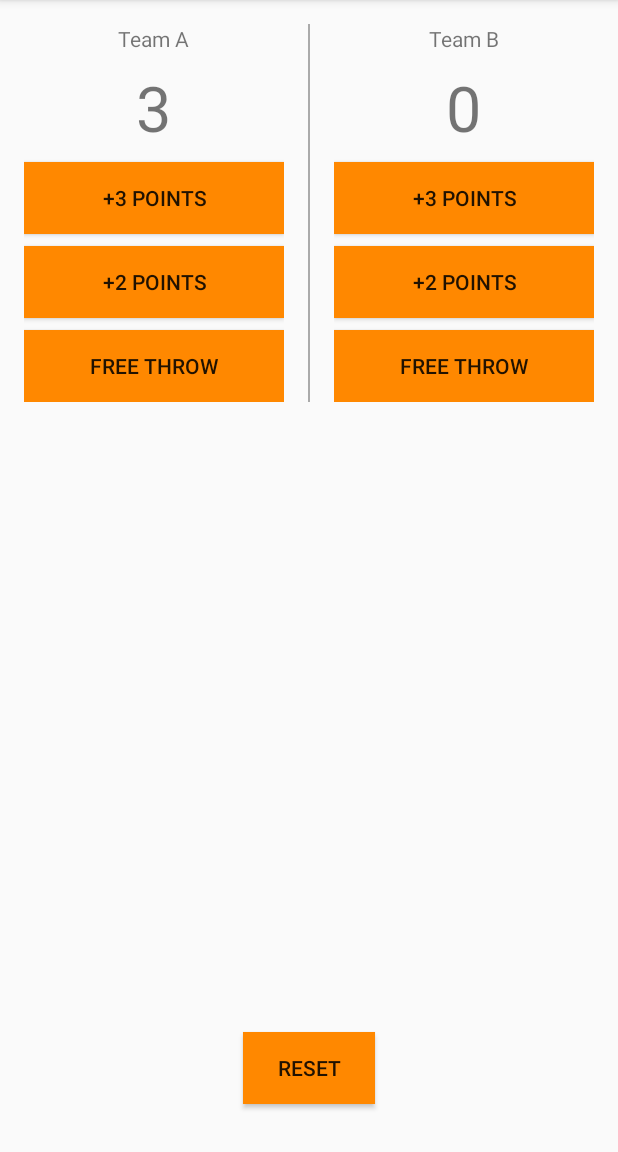
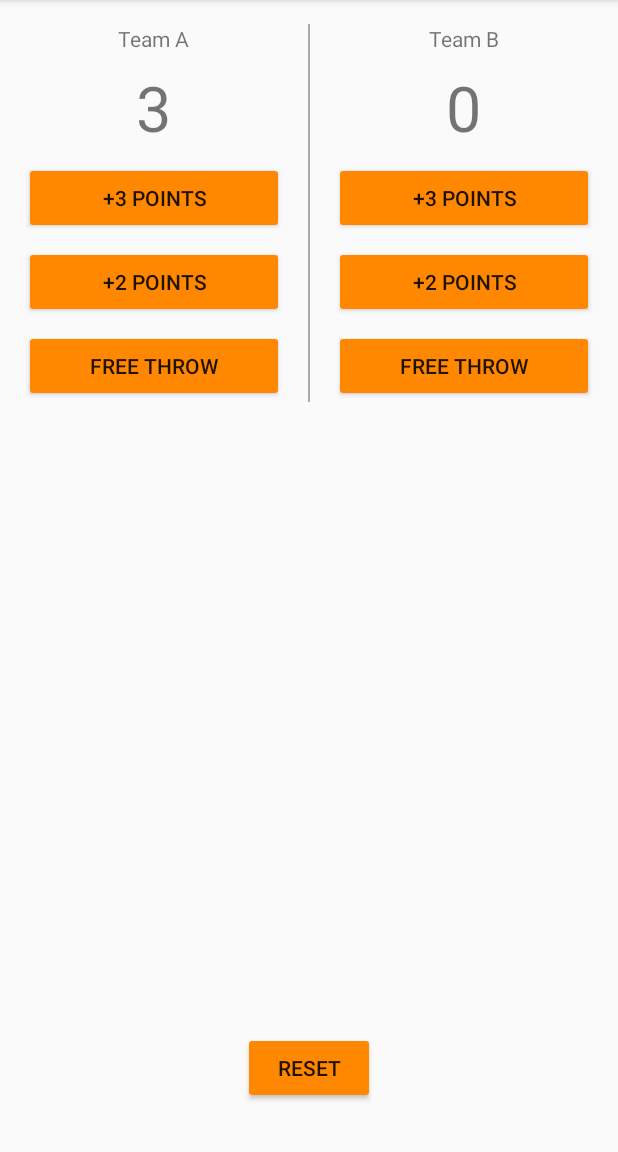
Before and after one commit to rakuzi/Court-Counter, an Android app: the screen it shows after launch (MainActivity), after a tap on "+3 POINTS", on a phone screen of 412 x 824 dp, the part 84-1236 px from its top. Run offline under Robolectric (Android 15) with nearby library versions, the phone set to English and light mode, and no system bars.

Commit message:
remove appcompatbuttons and layout

```diff
--- a/app/src/main/java/com/example/android/courtcounter/MainActivity.java
+++ b/app/src/main/java/com/example/android/courtcounter/MainActivity.java
@@ -1,11 +1,10 @@
 package com.example.android.courtcounter;
 
 import android.os.Bundle;
-import android.support.v4.widget.TextViewCompat;
 import android.support.v7.app.AppCompatActivity;
-import android.support.v7.widget.AppCompatTextView;
 import android.view.View;
 import android.widget.TextView;
+
 
 public class MainActivity extends AppCompatActivity {
     private int scoreTeamA = 0;
@@ -35,7 +34,7 @@ public class MainActivity extends AppCompatActivity {
         } else if (id == R.id.btn_teamA_free) {
             scoreTeamA = scoreTeamA + 1;
 
-        }else if (id == R.id.btn_teamB_point3) {
+        } else if (id == R.id.btn_teamB_point3) {
             scoreTeamB = scoreTeamB + 3;
 
         } else if (id == R.id.btn_teamB_point2) {
@@ -52,8 +51,8 @@ public class MainActivity extends AppCompatActivity {
     }
 
     private void display() {
-        AppCompatTextView scoreTeamA = findViewById(R.id.tv_score_teamA);
-        AppCompatTextView scoreTeamB = findViewById(R.id.tv_score_teamB);
+        TextView scoreTeamA = findViewById(R.id.tv_score_teamA);
+        TextView scoreTeamB = findViewById(R.id.tv_score_teamB);
 
         scoreTeamA.setText("" + this.scoreTeamA);
         scoreTeamB.setText("" + this.scoreTeamB);
--- a/app/src/main/res/layout/activity_main.xml
+++ b/app/src/main/res/layout/activity_main.xml
@@ -6,24 +6,24 @@
     android:layout_height="match_parent"
     android:orientation="vertical">
 
-    <android.support.v7.widget.LinearLayoutCompat
+    <LinearLayout
         android:layout_width="match_parent"
         android:layout_height="wrap_content">
 
-        <android.support.v7.widget.LinearLayoutCompat
-            android:gravity="center"
+        <LinearLayout
             android:layout_width="0dp"
             android:layout_height="wrap_content"
             android:layout_margin="16dp"
             android:layout_weight="1"
+            android:gravity="center"
             android:orientation="vertical">
 
-            <android.support.v7.widget.AppCompatTextView
+            <TextView
                 android:layout_width="wrap_content"
                 android:layout_height="wrap_content"
                 android:text="Team A" />
 
-            <android.support.v7.widget.AppCompatTextView
+            <TextView
                 android:id="@+id/tv_score_teamA"
                 android:layout_width="wrap_content"
                 android:layout_height="wrap_content"
@@ -32,32 +32,29 @@
                 android:text="0"
                 android:textSize="42sp" />
 
-            <android.support.v7.widget.AppCompatButton
-                style="@style/MyButton"
-                android:onClick="incrementTeamScores"
+            <Button
                 android:id="@+id/btn_teamA_point3"
                 android:layout_width="match_parent"
                 android:layout_height="wrap_content"
+                android:onClick="incrementTeamScores"
                 android:text="+3 Points" />
 
-            <android.support.v7.widget.AppCompatButton
-                style="@style/MyButton"
-                android:onClick="incrementTeamScores"
+            <Button
                 android:id="@+id/btn_teamA_point2"
                 android:layout_width="match_parent"
                 android:layout_height="wrap_content"
                 android:layout_marginBottom="8dp"
                 android:layout_marginTop="8dp"
+                android:onClick="incrementTeamScores"
                 android:text="+2 Points" />
 
-            <android.support.v7.widget.AppCompatButton
-                style="@style/MyButton"
-                android:onClick="incrementTeamScores"
+            <Button
                 android:id="@+id/btn_teamA_free"
                 android:layout_width="match_parent"
                 android:layout_height="wrap_content"
+                android:onClick="incrementTeamScores"
                 android:text="Free Throw" />
-        </android.support.v7.widget.LinearLayoutCompat>
+        </LinearLayout>
 
         <View
             android:layout_width="1dp"
@@ -66,21 +63,20 @@
             android:layout_marginTop="16dp"
             android:background="@android:color/darker_gray" />
 
-        <android.support.v7.widget.LinearLayoutCompat
-            android:gravity="center"
+        <LinearLayout
             android:layout_width="0dp"
             android:layout_height="wrap_content"
             android:layout_margin="16dp"
             android:layout_weight="1"
+            android:gravity="center"
             android:orientation="vertical">
 
-            <android.support.v7.widget.AppCompatTextView
+            <TextView
                 android:layout_width="wrap_content"
                 android:layout_height="wrap_content"
-                android:text="Team B"
-                 />
+                android:text="Team B" />
 
-            <android.support.v7.widget.AppCompatTextView
+            <TextView
                 android:id="@+id/tv_score_teamB"
                 android:layout_width="wrap_content"
                 android:layout_height="wrap_content"
@@ -89,44 +85,40 @@
                 android:text="0"
                 android:textSize="42sp" />
 
-            <android.support.v7.widget.AppCompatButton
-                style="@style/MyButton"
-                android:onClick="incrementTeamScores"
+            <Button
                 android:id="@+id/btn_teamB_point3"
                 android:layout_width="match_parent"
                 android:layout_height="wrap_content"
+                android:onClick="incrementTeamScores"
                 android:text="+3 Points" />
 
-            <android.support.v7.widget.AppCompatButton
-                style="@style/MyButton"
-                android:onClick="incrementTeamScores"
+            <Button
                 android:id="@+id/btn_teamB_point2"
                 android:layout_width="match_parent"
                 android:layout_height="wrap_content"
                 android:layout_marginBottom="8dp"
                 android:layout_marginTop="8dp"
+                android:onClick="incrementTeamScores"
                 android:text="+2 Points" />
 
-            <android.support.v7.widget.AppCompatButton
-                style="@style/MyButton"
-                android:onClick="incrementTeamScores"
+            <Button
                 android:id="@+id/btn_teamB_free"
                 android:layout_width="match_parent"
                 android:layout_height="wrap_content"
+                android:onClick="incrementTeamScores"
                 android:text="Free Throw" />
-        </android.support.v7.widget.LinearLayoutCompat>
+        </LinearLayout>
 
-    </android.support.v7.widget.LinearLayoutCompat>
+    </LinearLayout>
 
-    <android.support.v7.widget.AppCompatButton
-        style="@style/MyButton"
-        android:onClick="resetScore"
+    <Button
         android:id="@+id/btn_reset"
-        android:layout_marginBottom="32dp"
         android:layout_width="wrap_content"
         android:layout_height="wrap_content"
         android:layout_alignParentBottom="true"
         android:layout_centerHorizontal="true"
+        android:layout_marginBottom="32dp"
+        android:onClick="resetScore"
         android:text="Reset" />
 
 </RelativeLayout>
--- a/app/src/main/res/values/styles.xml
+++ b/app/src/main/res/values/styles.xml
@@ -6,10 +6,7 @@
         <item name="colorPrimary">@android:color/holo_orange_dark</item>
         <item name="colorPrimaryDark">@color/colorPrimaryDark</item>
         <item name="colorAccent">@color/colorAccent</item>
-    </style>
-
-    <style name="MyButton">
-        <item name="android:background">@android:color/holo_orange_dark</item>
+        <item name="colorButtonNormal">@android:color/holo_orange_dark</item>
     </style>
 
 </resources>
```
